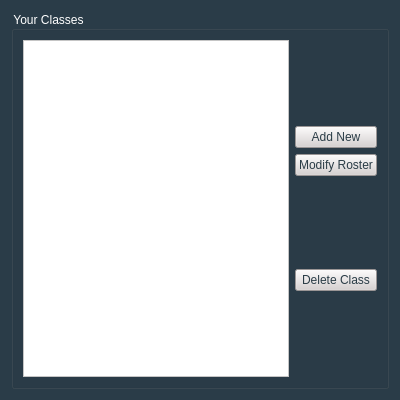
Old version of the form PeerPilot/ui/manageClasses/manageClasses.ui in the repository lsevcik/peerpilot.
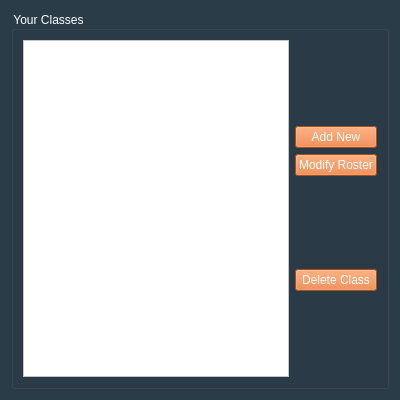
New version of the form.

Commit message: One more quick update to UI

Diff of the .ui file:
```diff
--- a/PeerPilot/ui/manageClasses/manageClasses.ui
+++ b/PeerPilot/ui/manageClasses/manageClasses.ui
@@ -54,9 +54,9 @@
         <item>
          <widget class="QPushButton" name="createButton">
           <property name="styleSheet">
-           <string notr="true">color: rgb(42, 60, 70);
-background-color: rgb(215, 209, 209);
-border-top-color: rgb(0, 85, 255);
+           <string notr="true">border-top-color: rgb(0, 85, 255);
+background-color: rgb(230, 112, 43);
+color: rgb(255, 255, 255);
 font: 12pt &quot;Calibri&quot;;</string>
           </property>
           <property name="text">
@@ -67,9 +67,9 @@
         <item>
          <widget class="QPushButton" name="updateButton">
           <property name="styleSheet">
-           <string notr="true">color: rgb(42, 60, 70);
-background-color: rgb(215, 209, 209);
-border-top-color: rgb(0, 85, 255);
+           <string notr="true">border-top-color: rgb(0, 85, 255);
+background-color: rgb(230, 112, 43);
+color: rgb(255, 255, 255);
 font: 12pt &quot;Calibri&quot;;</string>
           </property>
           <property name="text">
@@ -93,9 +93,9 @@
         <item>
          <widget class="QPushButton" name="deleteButton">
           <property name="styleSheet">
-           <string notr="true">color: rgb(42, 60, 70);
-background-color: rgb(215, 209, 209);
-border-top-color: rgb(0, 85, 255);
+           <string notr="true">border-top-color: rgb(0, 85, 255);
+background-color: rgb(230, 112, 43);
+color: rgb(255, 255, 255);
 font: 12pt &quot;Calibri&quot;;</string>
           </property>
           <property name="text">
```
The commit also changes 4 other files.
